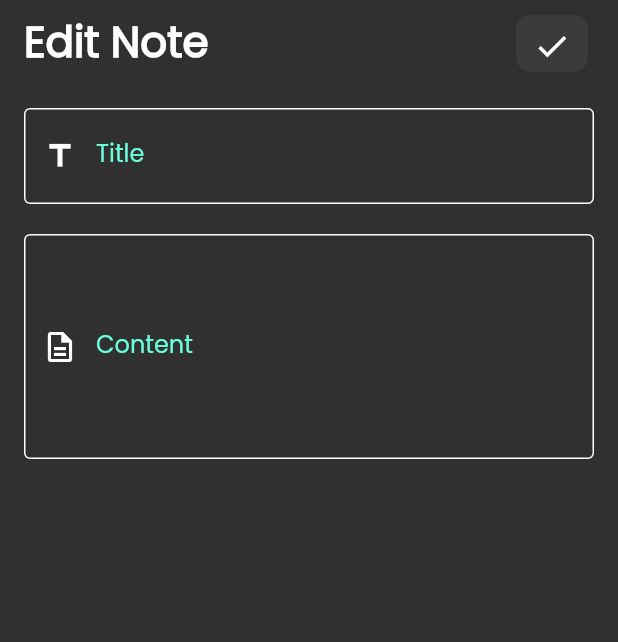
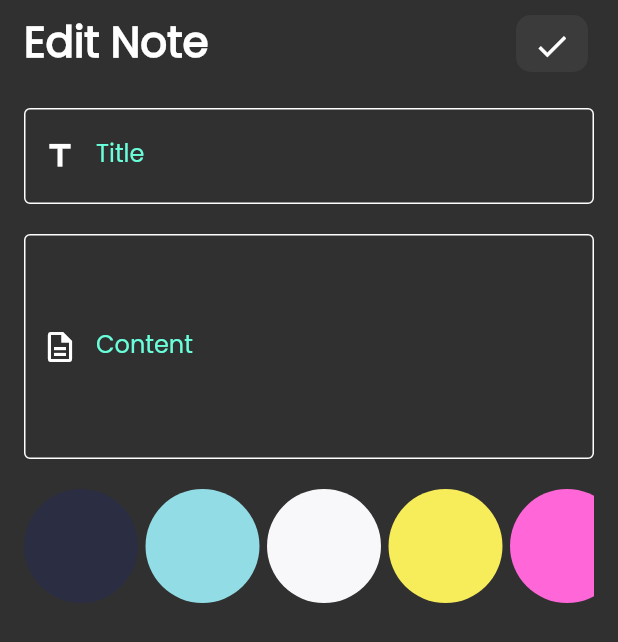
Before and after one commit to Eslam-Shalapy/notes_app, a Flutter app: the EditNote screen opened directly with empty values, on a phone screen of 412 x 824 dp. Shown: the top 642 px of the screen. Run offline on Flutter 3.47's test engine with Material 2 defaults, Android fonts, the phone set to English and light mode, and no system bars; our stand-ins replace bloc, flutter_bloc, hive, hive_flutter; accounts and stored records are empty.

Commit message:
create note abb

```diff
--- a/lib/constants/const.dart
+++ b/lib/constants/const.dart
@@ -3,3 +3,18 @@ import 'package:flutter/material.dart';
 const kPrimaryColor = Color(0xff6affdb);
 
 const kNotesBooks = 'notes_box';
+
+const kColors = [
+  Color(0xff2B2D42),
+  Color(0xff92DCE5),
+  Color(0xffF8F7F9),
+  Color(0xffF7EC59),
+  Color(0xffFF66D8),
+  Color(0xffbde0fe),
+  Color(0xffcdb4db),
+  Color(0xffffe5ec),
+  Color(0xffd00000),
+  Color(0xff9b5de5),
+  Color(0xffccff33),
+  Color(0xff008000),
+];
--- a/lib/cubits/add_note/add_note_cubit.dart
+++ b/lib/cubits/add_note/add_note_cubit.dart
@@ -8,8 +8,9 @@ import 'package:notee/models/note_model.dart';
 class AddNoteCubit extends Cubit<AddNoteState> {
   AddNoteCubit() : super(InitialAddNote());
   static AddNoteCubit get(context) => BlocProvider.of(context);
-
+  Color? color;
   addNote(NoteModel note) async {
+    note.color = color!.value;
     emit(LoadingAddNote());
     try {
       var notesBox = Hive.box<NoteModel>(kNotesBooks);
--- a/lib/views/edit_note_view.dart
+++ b/lib/views/edit_note_view.dart
@@ -2,6 +2,7 @@ import 'package:flutter/material.dart';
 import 'package:notee/cubits/notes_cubit/notes_cubit.dart';
 import 'package:notee/models/note_model.dart';
 import 'package:notee/widgets/custom_app_bar.dart';
+import 'package:notee/widgets/edit_note_color.dart';
 import 'package:notee/widgets/text_form_field.dart';
 
 class EditNote extends StatefulWidget {
@@ -52,6 +53,10 @@ class _EditNoteState extends State<EditNote> {
                 content = data;
               },
             ),
+            const SizedBox(
+              height: 20,
+            ),
+             EditColorListView(noteModel: widget.noteModel),
           ],
         ),
       ),
--- a/lib/widgets/add_note_form.dart
+++ b/lib/widgets/add_note_form.dart
@@ -4,6 +4,7 @@ import 'package:intl/intl.dart';
 import 'package:notee/cubits/add_note/add_note_cubit.dart';
 import 'package:notee/cubits/add_note/add_note_state.dart';
 import 'package:notee/models/note_model.dart';
+import 'package:notee/widgets/color_list_view.dart';
 import 'package:notee/widgets/text_bottom.dart';
 import 'package:notee/widgets/text_form_field.dart';
 
@@ -64,6 +65,10 @@ class _AddNoteFormState extends State<AddNoteForm> {
           const SizedBox(
             height: 16,
           ),
+          const ColorItemListView(),
+          const SizedBox(
+            height: 16,
+          ),
           BlocBuilder<AddNoteCubit, AddNoteState>(
             builder: (context, state) {
               return defaultButton(
--- /dev/null
+++ b/lib/widgets/color_list_view.dart
@@ -0,0 +1,63 @@
+import 'package:flutter/material.dart';
+import 'package:notee/constants/const.dart';
+import 'package:notee/cubits/add_note/add_note_cubit.dart';
+
+class ColorItem extends StatelessWidget {
+  const ColorItem({Key? key, required this.isActive, required this.color})
+      : super(key: key);
+  final bool isActive;
+  final Color color;
+  @override
+  Widget build(BuildContext context) {
+    return isActive
+        ? CircleAvatar(
+            radius: 38,
+            backgroundColor: Colors.white,
+            child: CircleAvatar(
+              radius: 35,
+              backgroundColor: color,
+            ),
+          )
+        : CircleAvatar(
+            radius: 38,
+            backgroundColor: color,
+          );
+  }
+}
+
+class ColorItemListView extends StatefulWidget {
+  const ColorItemListView({Key? key}) : super(key: key);
+
+  @override
+  State<ColorItemListView> createState() => _ColorItemListViewState();
+}
+
+class _ColorItemListViewState extends State<ColorItemListView> {
+  int currentIndex = 0;
+  List<Color> colors = kColors;
+
+  @override
+  Widget build(BuildContext context) {
+    return SizedBox(
+      height: 38 * 2,
+      child: ListView.separated(
+        scrollDirection: Axis.horizontal,
+        itemBuilder: (context, index) => GestureDetector(
+          onTap: () {
+            AddNoteCubit.get(context).color = colors[index];
+            currentIndex = index;
+            setState(() {});
+          },
+          child: ColorItem(
+            isActive: currentIndex == index,
+            color: colors[index],
+          ),
+        ),
+        separatorBuilder: (context, index) => const SizedBox(
+          width: 5,
+        ),
+        itemCount: colors.length,
+      ),
+    );
+  }
+}
--- /dev/null
+++ b/lib/widgets/edit_note_color.dart
@@ -0,0 +1,48 @@
+import 'package:flutter/material.dart';
+import 'package:notee/constants/const.dart';
+import 'package:notee/models/note_model.dart';
+import 'package:notee/widgets/color_list_view.dart';
+
+class EditColorListView extends StatefulWidget {
+  const EditColorListView({Key? key, required this.noteModel})
+      : super(key: key);
+  final NoteModel noteModel;
+
+  @override
+  State<EditColorListView> createState() => _EditColorListViewState();
+}
+
+class _EditColorListViewState extends State<EditColorListView> {
+  late int currentIndex;
+  List<Color> colors = kColors;
+  @override
+  void initState() {
+    super.initState();
+    currentIndex = colors.indexOf(Color(widget.noteModel.color));
+  }
+
+  @override
+  Widget build(BuildContext context) {
+    return SizedBox(
+      height: 38 * 2,
+      child: ListView.separated(
+        scrollDirection: Axis.horizontal,
+        itemBuilder: (context, index) => GestureDetector(
+          onTap: () {
+            currentIndex = index;
+            widget.noteModel.color = colors[index].value;
+            setState(() {});
+          },
+          child: ColorItem(
+            isActive: currentIndex == index,
+            color: colors[index],
+          ),
+        ),
+        separatorBuilder: (context, index) => const SizedBox(
+          width: 5,
+        ),
+        itemCount: colors.length,
+      ),
+    );
+  }
+}
--- a/lib/widgets/notes_body.dart
+++ b/lib/widgets/notes_body.dart
@@ -13,14 +13,14 @@ class NotesBody extends StatelessWidget {
         Navigator.push(
           context,
           MaterialPageRoute(
-            builder: (context) =>  EditNote(noteModel: noteModel),
+            builder: (context) => EditNote(noteModel: noteModel),
           ),
         );
       },
       child: Container(
         decoration: BoxDecoration(
           borderRadius: BorderRadius.circular(10),
-          color:  Color(noteModel.color),
+          color: Color(noteModel.color),
         ),
         padding: const EdgeInsets.only(
           top: 24,
@@ -51,8 +51,6 @@ class NotesBody extends StatelessWidget {
                     fontSize: 16.0,
                     color: Colors.black.withOpacity(.5),
                   ),
-                  maxLines: 3,
-                  overflow: TextOverflow.ellipsis,
                 ),
               ),
               trailing: IconButton(
```
